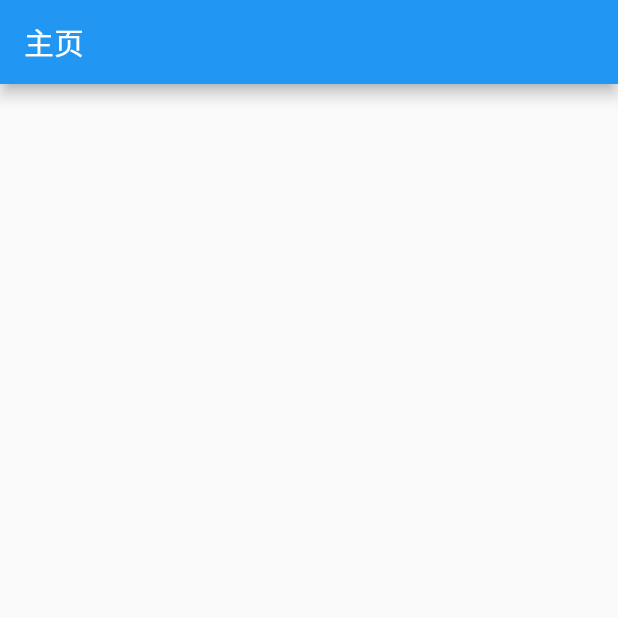
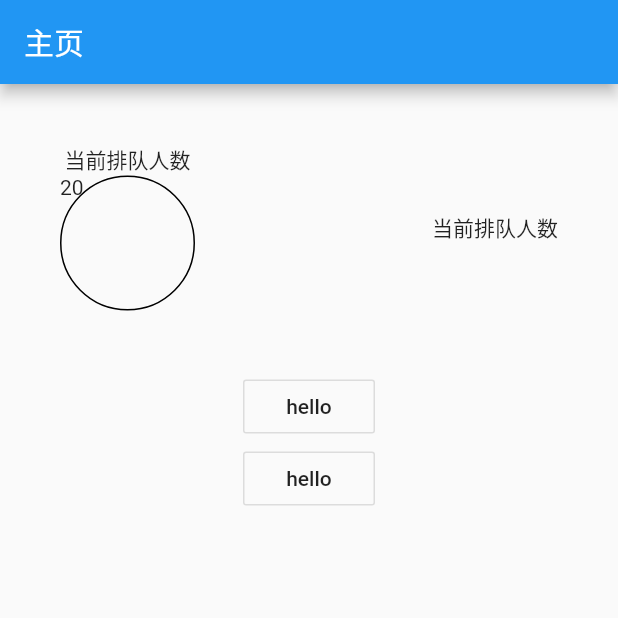
Before and after one commit to xiyu714/xindalu_paidui, a Flutter app: the Home screen opened directly, on a phone screen of 412 x 824 dp, the top half of it. Run offline on Flutter 3.47's test engine with Material 2 defaults, Android fonts, the phone set to English and light mode, and no system bars; our stand-ins replace dio, shared_preferences; accounts and stored records are empty; generated files the repository leaves out were written again.

```diff
--- a/lib/page/home.dart
+++ b/lib/page/home.dart
@@ -9,6 +9,58 @@ class _Home extends State<Home> {
     return Scaffold(
         appBar: AppBar(
           title: Text("主页"),
-    ));
+        ),
+      body: Column(
+
+        children: <Widget>[
+          Row(
+            mainAxisAlignment: MainAxisAlignment.spaceBetween,
+            children: <Widget>[
+              Container(
+                margin: EdgeInsets.all(40),
+                child: Column(
+                  children: <Widget>[
+                    Text("当前排队人数"),
+                    Container(
+                      width: 90,
+                      height: 90,
+                      //alignment: Alignment.center,
+
+                      child: DecoratedBox(
+                        decoration: BoxDecoration(
+                          border: Border.all(
+                            style: BorderStyle.solid
+                          ),
+                          borderRadius: BorderRadius.circular(45),
+
+                        ),
+                        child: Text("20"),
+                      ),
+                    ),
+                  ],
+                ),
+              ),
+              Container(
+                margin: EdgeInsets.all(40),
+                child: Column(
+                  children: <Widget>[
+                    Text("当前排队人数"),
+
+                  ],
+                ),
+              ),
+            ],
+          ),
+          OutlineButton(
+            child: Text("hello"),
+            onPressed: () {},
+          ),
+          OutlineButton(
+            child: Text("hello"),
+            onPressed: () {},
+          ),
+        ],
+      ),
+    );
   }
 }
```
